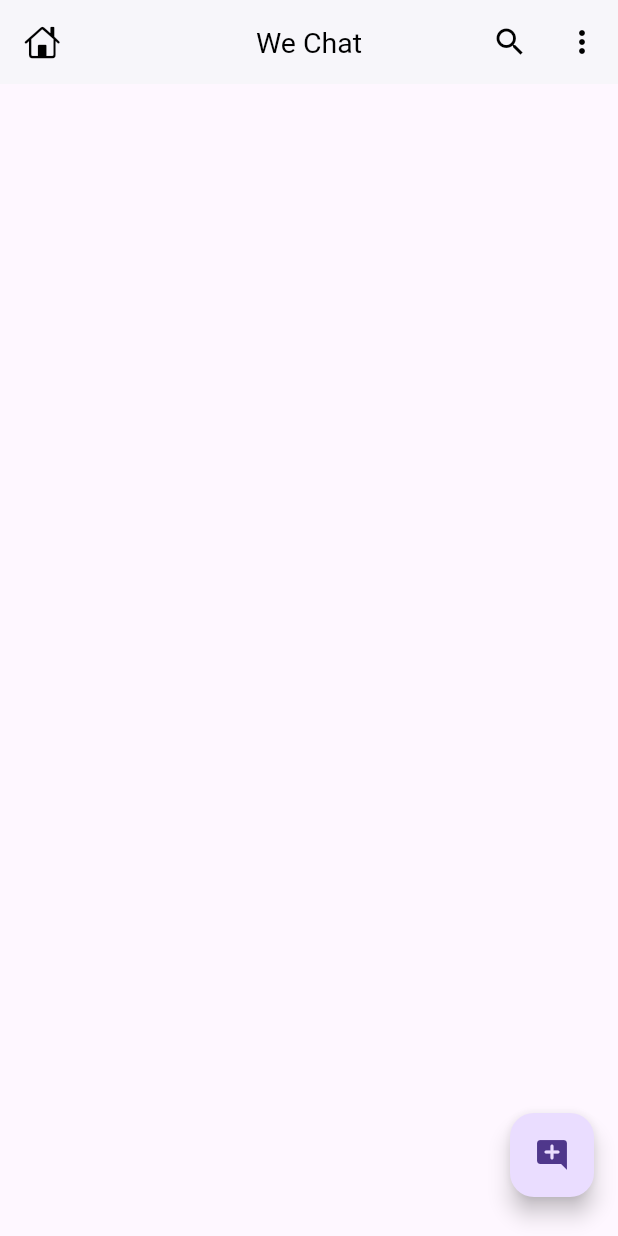
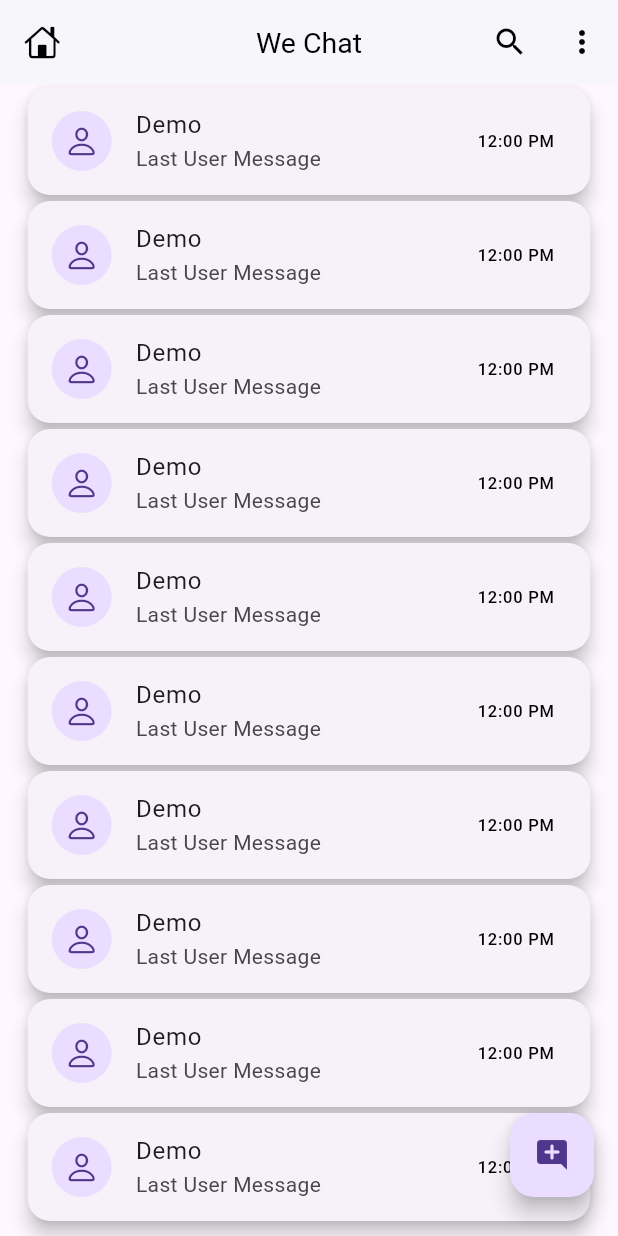
Before and after one commit to Muskan-009/Chatting, a Flutter app: the HomeScreen screen opened directly, on a phone screen of 412 x 824 dp. Run offline on Flutter 3.47's test engine with Material 3 defaults, Android fonts, the phone set to English and light mode, and no system bars; our stand-ins replace firebase_auth, firebase_core, google_sign_in; accounts and stored records are empty.

Commit message:
Night code

```diff
--- a/lib/main.dart
+++ b/lib/main.dart
@@ -1,9 +1,6 @@
-import 'package:chatting/screens/home_screen.dart';
-import 'package:chatting/screens/splash_Screen.dart';
 import 'package:firebase_core/firebase_core.dart';
 import 'package:chatting/screens/auth/login_Screen.dart';
 import 'package:flutter/material.dart';
-import 'package:flutter/services.dart';
 
 late Size mq;
 void main() {
--- a/lib/screens/auth/login_Screen.dart
+++ b/lib/screens/auth/login_Screen.dart
@@ -1,5 +1,3 @@
-import 'dart:io';
-
 import 'package:chatting/helper/dialogs.dart';
 import 'package:chatting/screens/home_screen.dart';
 import 'package:firebase_auth/firebase_auth.dart';
--- /dev/null
+++ b/lib/screens/chat_card_screen.dart
@@ -0,0 +1,63 @@
+import 'package:flutter/cupertino.dart';
+import 'package:flutter/material.dart';
+import 'package:chatting/main.dart';
+
+class ChatCardScreen extends StatelessWidget {
+  const ChatCardScreen({super.key});
+
+  @override
+  Widget build(BuildContext context) {
+    return InkWell(
+      onTap: () {},
+      child: Padding(
+        padding: const EdgeInsets.all(2.0),
+        child: Card(
+          margin: EdgeInsets.symmetric(horizontal: mq.width * .04),
+          // color: Colors.blue.shade100,
+          elevation: 5,
+          shape:
+              RoundedRectangleBorder(borderRadius: BorderRadius.circular(15)),
+          child: ListTile(
+            leading: CircleAvatar(
+              child: Icon(CupertinoIcons.person),
+            ),
+            title: Text("Demo"),
+            subtitle: Text(
+              "Last User Message",
+              maxLines: 1,
+            ),
+            trailing: Text(
+              '12:00 PM',
+              style: TextStyle(color: Colors.black),
+            ),
+          ),
+        ),
+      ),
+    );
+  }
+  // Widget build(BuildContext context) {
+  //   return Scaffold(
+  //     appBar: AppBar(
+  //       title: const Text("Chat"),
+  //       backgroundColor: Colors.blueAccent,
+  //     ),
+  //     body: ListView.builder(
+  //       itemCount: 10,
+  //       itemBuilder: (context, index) {
+  //         return ListTile(
+  //           leading: CircleAvatar(
+  //             backgroundColor: Colors.blue,
+  //             child: Text("U${index + 1}"),
+  //           ),
+  //           title: Text("User ${index + 1}"),
+  //           subtitle: Text("This is message number ${index + 1}"),
+  //           trailing: Icon(Icons.chat),
+  //           onTap: () {
+  //             print("Tapped on message ${index + 1}");
+  //           },
+  //         );
+  //       },
+  //     ),
+  //   );
+  // }
+}
--- a/lib/screens/home_screen.dart
+++ b/lib/screens/home_screen.dart
@@ -1,3 +1,4 @@
+import 'package:chatting/screens/chat_card_screen.dart';
 import 'package:firebase_auth/firebase_auth.dart';
 import 'package:flutter/cupertino.dart';
 import 'package:flutter/material.dart';
@@ -22,15 +23,44 @@ class _HomeScreenState extends State<HomeScreen> {
           IconButton(onPressed: () {}, icon: Icon(Icons.more_vert)),
         ],
       ),
+      body: ListView.builder(
+          itemCount: 10,
+          itemBuilder: (context, index) {
+            return const ChatCardScreen();
+          }),
+      // body: Column(
+      //   children: [
+      //     Expanded(
+      //       child: ListView.builder(
+      //         itemCount: 10,
+      //         itemBuilder: (context, index) {
+      //           return ListTile(
+      //             title: Text("Chat ${index + 1}"),
+      //             subtitle: Text("This is message number ${index + 1}"),
+      //             onTap: () {
+      //               Navigator.push(
+      //                 context,
+      //                 MaterialPageRoute(
+      //                   builder: (context) => const ChatCardScreen(),
+      //                 ),
+      //               );
+      //             },
+      //           );
+      //         },
+      //       ),
+      //     ),
+      //   ],
+      // ),
       floatingActionButton: Padding(
-          padding: EdgeInsets.only(bottom: 10),
+        padding: const EdgeInsets.only(bottom: 10),
         child: FloatingActionButton(
           onPressed: () async {
             await FirebaseAuth.instance.signOut();
             await GoogleSignIn().signOut();
           },
           child: const Icon(Icons.add_comment_rounded),
-          )),
+        ),
+      ),
     );
   }
 }
--- a/lib/screens/splash_Screen.dart
+++ b/lib/screens/splash_Screen.dart
@@ -1,7 +1,6 @@
 import 'package:chatting/screens/auth/login_Screen.dart';
 import 'package:chatting/screens/home_screen.dart';
 import 'package:firebase_auth/firebase_auth.dart';
-import 'package:flutter/cupertino.dart';
 import 'package:flutter/material.dart';
 import 'package:flutter/services.dart';
 
```
Also changed, not shown: pubspec.lock, 125 other files. Lines whose indentation alone changed are shown as unchanged.
